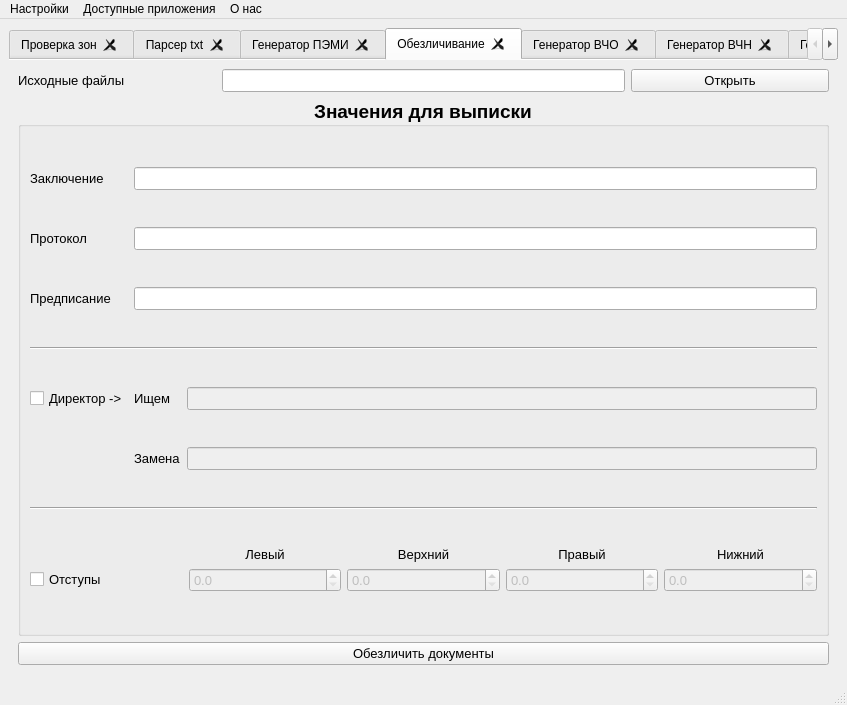
Above: designer/Main.ui from ant1cus/Project_OOD before the change. Below: the same form after it.
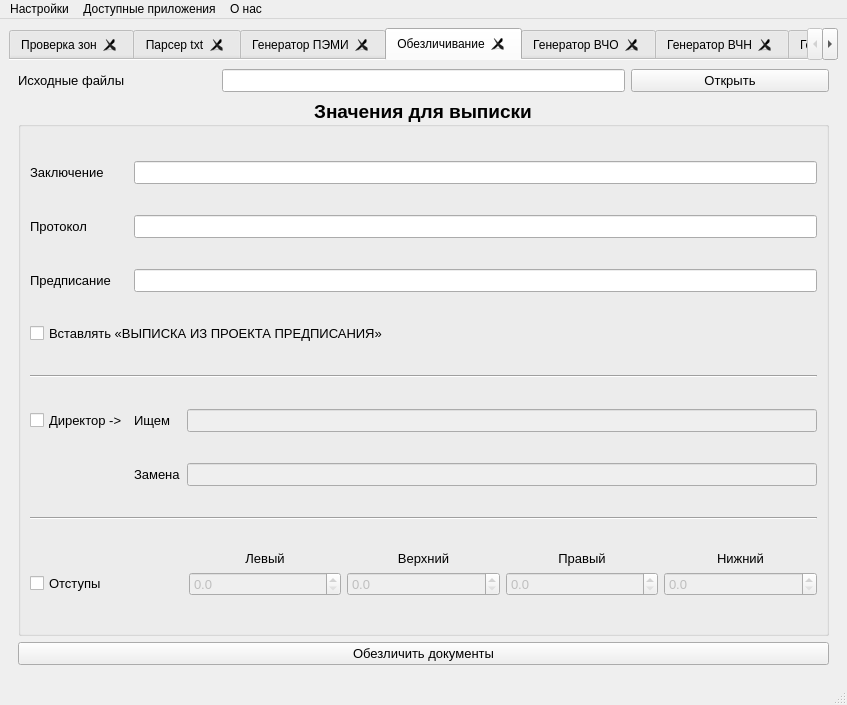
That is the form after the change. The open tabs and pages were chosen to show the change.

Commit message: add new check box for choice project prescription

```diff
--- a/designer/Main.ui
+++ b/designer/Main.ui
@@ -1217,20 +1217,6 @@
            <bool>false</bool>
           </property>
           <layout class="QGridLayout" name="gridLayout_18">
-           <item row="2" column="0">
-            <widget class="QLabel" name="label_prescription">
-             <property name="font">
-              <font>
-               <pointsize>10</pointsize>
-               <weight>50</weight>
-               <bold>false</bold>
-              </font>
-             </property>
-             <property name="text">
-              <string>Предписание</string>
-             </property>
-            </widget>
-           </item>
            <item row="1" column="0">
             <widget class="QLabel" name="label_protocol">
              <property name="font">
@@ -1246,7 +1232,7 @@
             </widget>
            </item>
            <item row="5" column="2">
-            <widget class="QLineEdit" name="lineEdit_new_director">
+            <widget class="QLineEdit" name="lineEdit_old_director">
              <property name="enabled">
               <bool>false</bool>
              </property>
@@ -1258,7 +1244,35 @@
               </font>
              </property>
              <property name="toolTip">
-              <string>&lt;html&gt;&lt;head/&gt;&lt;body&gt;&lt;p&gt;ФИО на кого меняем&lt;/p&gt;&lt;/body&gt;&lt;/html&gt;</string>
+              <string>&lt;html&gt;&lt;head/&gt;&lt;body&gt;&lt;p&gt;ФИО кого ищем&lt;/p&gt;&lt;/body&gt;&lt;/html&gt;</string>
+             </property>
+            </widget>
+           </item>
+           <item row="1" column="1" colspan="2">
+            <widget class="QLineEdit" name="lineEdit_protocol">
+             <property name="font">
+              <font>
+               <pointsize>10</pointsize>
+               <weight>50</weight>
+               <bold>false</bold>
+              </font>
+             </property>
+             <property name="toolTip">
+              <string>&lt;html&gt;&lt;head/&gt;&lt;body&gt;&lt;p&gt;ФИО ответственного лица для протокола&lt;/p&gt;&lt;/body&gt;&lt;/html&gt;</string>
+             </property>
+            </widget>
+           </item>
+           <item row="5" column="1">
+            <widget class="QLabel" name="label_old_director">
+             <property name="font">
+              <font>
+               <pointsize>10</pointsize>
+               <weight>50</weight>
+               <bold>false</bold>
+              </font>
+             </property>
+             <property name="text">
+              <string>Ищем</string>
              </property>
             </widget>
            </item>
@@ -1276,7 +1290,79 @@
              </property>
             </widget>
            </item>
+           <item row="5" column="0">
+            <widget class="QCheckBox" name="checkBox_director">
+             <property name="font">
+              <font>
+               <pointsize>10</pointsize>
+               <weight>50</weight>
+               <bold>false</bold>
+              </font>
+             </property>
+             <property name="toolTip">
+              <string>&lt;html&gt;&lt;head/&gt;&lt;body&gt;&lt;p&gt;Включить, если надо изменить фамилию директора на документе&lt;/p&gt;&lt;/body&gt;&lt;/html&gt;</string>
+             </property>
+             <property name="layoutDirection">
+              <enum>Qt::LeftToRight</enum>
+             </property>
+             <property name="text">
+              <string>Директор -&gt;</string>
+             </property>
+            </widget>
+           </item>
            <item row="7" column="0" colspan="3">
+            <widget class="Line" name="line_margin">
+             <property name="orientation">
+              <enum>Qt::Horizontal</enum>
+             </property>
+            </widget>
+           </item>
+           <item row="2" column="0">
+            <widget class="QLabel" name="label_prescription">
+             <property name="font">
+              <font>
+               <pointsize>10</pointsize>
+               <weight>50</weight>
+               <bold>false</bold>
+              </font>
+             </property>
+             <property name="text">
+              <string>Предписание</string>
+             </property>
+            </widget>
+           </item>
+           <item row="6" column="2">
+            <widget class="QLineEdit" name="lineEdit_new_director">
+             <property name="enabled">
+              <bool>false</bool>
+             </property>
+             <property name="font">
+              <font>
+               <pointsize>10</pointsize>
+               <weight>50</weight>
+               <bold>false</bold>
+              </font>
+             </property>
+             <property name="toolTip">
+              <string>&lt;html&gt;&lt;head/&gt;&lt;body&gt;&lt;p&gt;ФИО на кого меняем&lt;/p&gt;&lt;/body&gt;&lt;/html&gt;</string>
+             </property>
+            </widget>
+           </item>
+           <item row="0" column="1" colspan="2">
+            <widget class="QLineEdit" name="lineEdit_conclusion">
+             <property name="font">
+              <font>
+               <pointsize>10</pointsize>
+               <weight>50</weight>
+               <bold>false</bold>
+              </font>
+             </property>
+             <property name="toolTip">
+              <string>&lt;html&gt;&lt;head/&gt;&lt;body&gt;&lt;p&gt;ФИО ответственного лица для заключения&lt;/p&gt;&lt;/body&gt;&lt;/html&gt;</string>
+             </property>
+            </widget>
+           </item>
+           <item row="8" column="0" colspan="3">
             <layout class="QGridLayout" name="gridLayout_21">
              <item row="0" column="3">
               <widget class="QLabel" name="label_right_margin">
@@ -1466,79 +1552,14 @@
              </item>
             </layout>
            </item>
-           <item row="4" column="0">
-            <widget class="QCheckBox" name="checkBox_director">
-             <property name="font">
-              <font>
-               <pointsize>10</pointsize>
-               <weight>50</weight>
-               <bold>false</bold>
-              </font>
-             </property>
-             <property name="toolTip">
-              <string>&lt;html&gt;&lt;head/&gt;&lt;body&gt;&lt;p&gt;Включить, если надо изменить фамилию директора на документе&lt;/p&gt;&lt;/body&gt;&lt;/html&gt;</string>
-             </property>
-             <property name="layoutDirection">
-              <enum>Qt::LeftToRight</enum>
-             </property>
-             <property name="text">
-              <string>Директор -&gt;</string>
-             </property>
-            </widget>
-           </item>
-           <item row="0" column="1" colspan="2">
-            <widget class="QLineEdit" name="lineEdit_conclusion">
-             <property name="font">
-              <font>
-               <pointsize>10</pointsize>
-               <weight>50</weight>
-               <bold>false</bold>
-              </font>
-             </property>
-             <property name="toolTip">
-              <string>&lt;html&gt;&lt;head/&gt;&lt;body&gt;&lt;p&gt;ФИО ответственного лица для заключения&lt;/p&gt;&lt;/body&gt;&lt;/html&gt;</string>
-             </property>
-            </widget>
-           </item>
-           <item row="3" column="0" colspan="3">
+           <item row="4" column="0" colspan="3">
             <widget class="Line" name="line_director">
              <property name="orientation">
               <enum>Qt::Horizontal</enum>
              </property>
             </widget>
            </item>
-           <item row="4" column="2">
-            <widget class="QLineEdit" name="lineEdit_old_director">
-             <property name="enabled">
-              <bool>false</bool>
-             </property>
-             <property name="font">
-              <font>
-               <pointsize>10</pointsize>
-               <weight>50</weight>
-               <bold>false</bold>
-              </font>
-             </property>
-             <property name="toolTip">
-              <string>&lt;html&gt;&lt;head/&gt;&lt;body&gt;&lt;p&gt;ФИО кого ищем&lt;/p&gt;&lt;/body&gt;&lt;/html&gt;</string>
-             </property>
-            </widget>
-           </item>
-           <item row="1" column="1" colspan="2">
-            <widget class="QLineEdit" name="lineEdit_protocol">
-             <property name="font">
-              <font>
-               <pointsize>10</pointsize>
-               <weight>50</weight>
-               <bold>false</bold>
-              </font>
-             </property>
-             <property name="toolTip">
-              <string>&lt;html&gt;&lt;head/&gt;&lt;body&gt;&lt;p&gt;ФИО ответственного лица для протокола&lt;/p&gt;&lt;/body&gt;&lt;/html&gt;</string>
-             </property>
-            </widget>
-           </item>
-           <item row="5" column="1">
+           <item row="6" column="1">
             <widget class="QLabel" name="label_new_director">
              <property name="font">
               <font>
@@ -1552,20 +1573,6 @@
              </property>
             </widget>
            </item>
-           <item row="4" column="1">
-            <widget class="QLabel" name="label_old_director">
-             <property name="font">
-              <font>
-               <pointsize>10</pointsize>
-               <weight>50</weight>
-               <bold>false</bold>
-              </font>
-             </property>
-             <property name="text">
-              <string>Ищем</string>
-             </property>
-            </widget>
-           </item>
            <item row="0" column="0">
             <widget class="QLabel" name="label_conclusion">
              <property name="font">
@@ -1580,10 +1587,17 @@
              </property>
             </widget>
            </item>
-           <item row="6" column="0" colspan="3">
-            <widget class="Line" name="line_margin">
-             <property name="orientation">
-              <enum>Qt::Horizontal</enum>
+           <item row="3" column="0" colspan="3">
+            <widget class="QCheckBox" name="checkBox_project_prescription">
+             <property name="font">
+              <font>
+               <pointsize>10</pointsize>
+               <weight>50</weight>
+               <bold>false</bold>
+              </font>
+             </property>
+             <property name="text">
+              <string>Вставлять «ВЫПИСКА ИЗ ПРОЕКТА ПРЕДПИСАНИЯ»</string>
              </property>
             </widget>
            </item>
```
Left out of the diff: 31 changed lines with no effect on the pictures. The commit also changes 4 other files.
